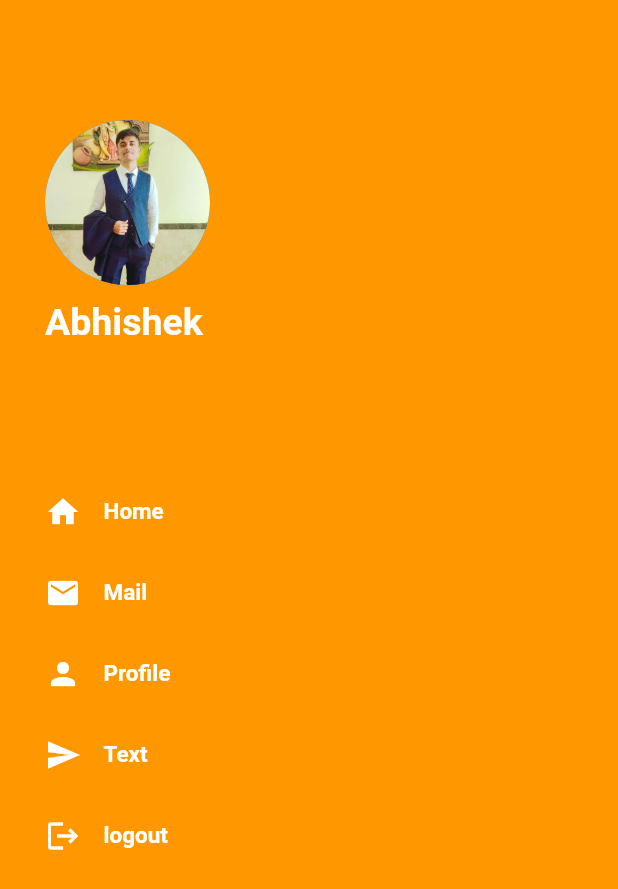
After one commit to abhishek5239/Flutter_Todoey_app, a Flutter app: the menuscreen screen opened directly, on a phone screen of 412 x 824 dp. The commit adds this screen. Shown: the top 889 px of the screen. Run offline on Flutter 3.47's test engine with Material 2 defaults, Android fonts, the phone set to English and light mode, and no system bars; our stand-ins replace flutter_zoom_drawer.

Commit message:
added slidedrower

```diff
--- a/lib/main.dart
+++ b/lib/main.dart
@@ -2,6 +2,7 @@ import 'package:flutter/material.dart';
 import 'package:todoey_flutter/screens/tasks_screen.dart';
 import 'package:provider/provider.dart';
 import 'package:todoey_flutter/module/task_data.dart';
+import 'package:todoey_flutter/zoomdrawer.dart';
 
 void main() {
   runApp(const MyApp());
@@ -15,7 +16,8 @@ class MyApp extends StatelessWidget {
     return ChangeNotifierProvider<Taskdata>(
       create: (BuildContext context) => Taskdata(),
       child: MaterialApp(
-        home: TasksScreen(),
+        // home: TasksScreen(),
+        home: get_drawer(),
       ),
     );
   }
--- /dev/null
+++ b/lib/menuscreen.dart
@@ -0,0 +1,69 @@
+import 'package:flutter/material.dart';
+
+class menuscreen extends StatefulWidget {
+  const menuscreen({Key? key}) : super(key: key);
+
+  @override
+  State<menuscreen> createState() => _menuscreenState();
+}
+
+class _menuscreenState extends State<menuscreen> {
+  @override
+  Widget build(BuildContext context) {
+    return Scaffold(
+      backgroundColor: Colors.orange,
+      body: ListView(
+        padding: EdgeInsets.symmetric(horizontal: 30),
+        children: [
+          SizedBox(
+            height: 80,
+          ),
+          Align(
+            alignment: Alignment.centerLeft,
+            child: CircleAvatar(
+              radius: 55,
+              backgroundImage: AssetImage('images1/abhishek_image_2.jpeg'),
+            ),
+          ),
+          SizedBox(height: 10),
+          Text(
+            "Abhishek  ",
+            style: TextStyle(
+                color: Colors.white, fontSize: 25, fontWeight: FontWeight.bold),
+          ),
+          SizedBox(height: 100),
+          sidebar(Icons.home, "Home"),
+          SizedBox(height: 30),
+          sidebar(Icons.mail, "Mail"),
+          SizedBox(height: 30),
+          sidebar(Icons.person, "Profile"),
+          SizedBox(height: 30),
+          sidebar(Icons.send, "Text"),
+          SizedBox(height: 30),
+          sidebar(Icons.logout, "logout"),
+        ],
+      ),
+    );
+  }
+}
+
+Widget sidebar(IconData icon, String text) {
+  return Container(
+    child: Row(
+      children: [
+        Icon(
+          icon,
+          color: Colors.white,
+        ),
+        SizedBox(
+          width: 15,
+        ),
+        Text(
+          text,
+          style: TextStyle(
+              color: Colors.white, fontWeight: FontWeight.bold, fontSize: 15),
+        )
+      ],
+    ),
+  );
+}
--- a/pubspec.yaml
+++ b/pubspec.yaml
@@ -35,6 +35,7 @@ dependencies:
   # Use with the CupertinoIcons class for iOS style icons.
   cupertino_icons: ^1.0.2
   provider: ^6.0.4
+  flutter_zoom_drawer: ^3.0.3
 
 dev_dependencies:
   flutter_test:
@@ -59,8 +60,8 @@ flutter:
   uses-material-design: true
 
   # To add assets to your application, add an assets section, like this:
-  # assets:
-  #   - images/a_dot_burr.jpeg
+  assets:
+    - images1/abhishek_image_2.jpeg
   #   - images/a_dot_ham.jpeg
 
   # An image asset can refer to one or more resolution-specific "variants", see
```
Also changed, not shown: lib/screens/tasks_screen.dart (+15 -4 lines), lib/zoomdrawer.dart (added, +30 -0 lines), images1/abhishek_image_2.jpeg (added), pubspec.lock.
